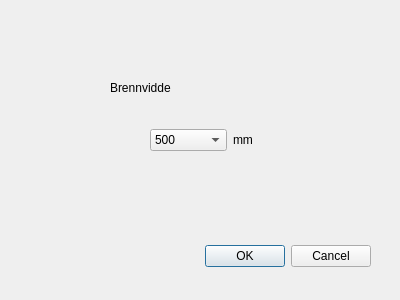
Before: the Qt Designer form Python/focalGui.ui in AutomaticBirdPhotography/PanTilt_v2, drawn with Qt 5.
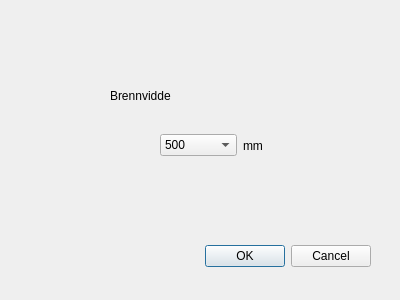
After: the same form once the commit is applied.

The edit to the form file:
```diff
--- a/Python/focalGui.ui
+++ b/Python/focalGui.ui
@@ -13,15 +13,24 @@
   <property name="windowTitle">
    <string>Dialog</string>
   </property>
+  <property name="styleSheet">
+   <string notr="true">font: 14pt &quot;Segoe UI&quot;;</string>
+  </property>
   <widget class="QDialogButtonBox" name="buttonBox">
    <property name="geometry">
     <rect>
-     <x>30</x>
+     <x>40</x>
      <y>240</y>
-     <width>341</width>
+     <width>331</width>
      <height>32</height>
     </rect>
    </property>
+   <property name="sizePolicy">
+    <sizepolicy hsizetype="Maximum" vsizetype="Fixed">
+     <horstretch>0</horstretch>
+     <verstretch>0</verstretch>
+    </sizepolicy>
+   </property>
    <property name="orientation">
     <enum>Qt::Horizontal</enum>
    </property>
@@ -34,8 +43,8 @@
     <rect>
      <x>110</x>
      <y>80</y>
-     <width>71</width>
-     <height>16</height>
+     <width>101</width>
+     <height>31</height>
     </rect>
    </property>
    <property name="text">
@@ -45,10 +54,10 @@
   <widget class="QWidget" name="horizontalLayoutWidget">
    <property name="geometry">
     <rect>
-     <x>150</x>
-     <y>100</y>
+     <x>160</x>
+     <y>130</y>
      <width>160</width>
-     <height>80</height>
+     <height>31</height>
     </rect>
    </property>
    <layout class="QHBoxLayout" name="horizontalLayout">
```
